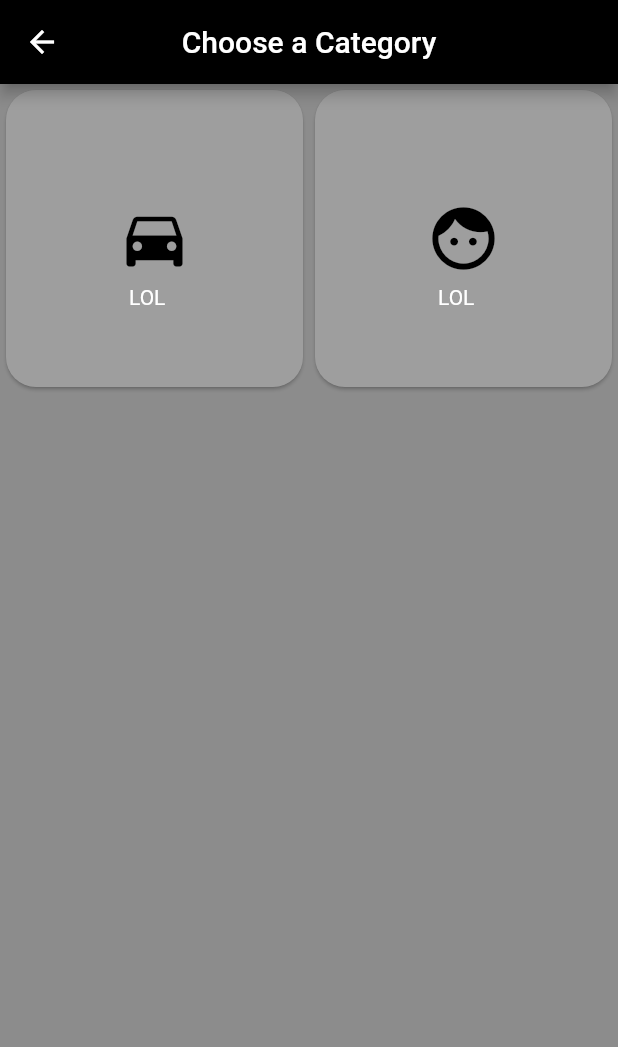
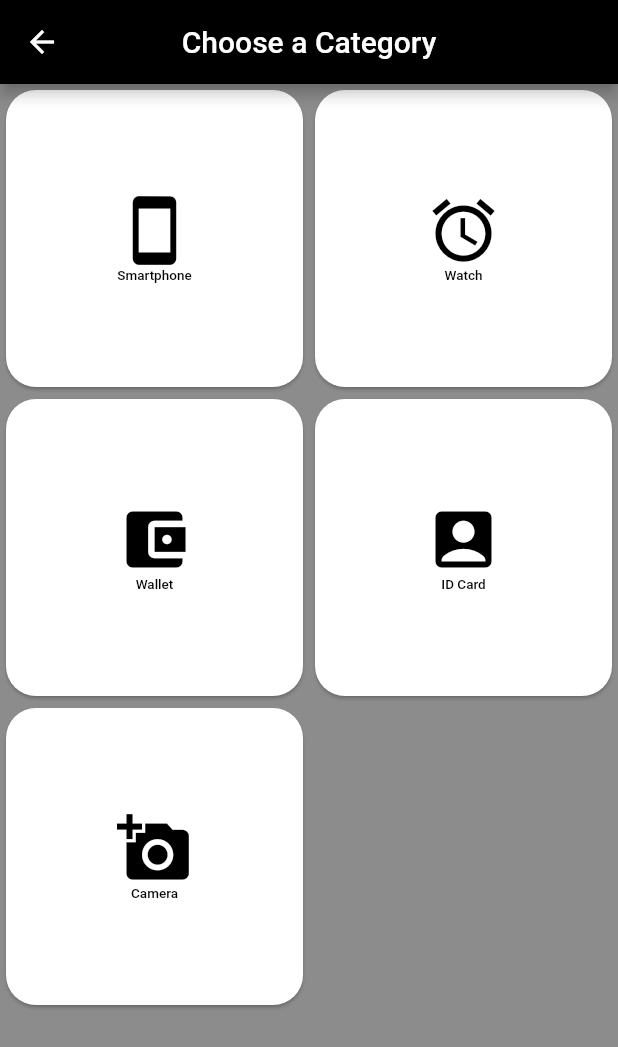
Before and after one commit to Tusharcoder18/lost_found_app, a Flutter app: the screen it shows once a user with an empty profile is signed in, after a tap on "FOUND", on a phone screen of 412 x 824 dp. Shown: the top 1047 px of the screen. Run offline on Flutter 3.47's test engine with Material 2 defaults, Android fonts, the phone set to English and light mode, and no system bars; our stand-ins replace cloud_firestore, firebase_auth, firebase_core, firebase_storage, font_awesome_flutter, google_sign_in; missing offline and left inert: flutter_facebook_login; accounts and stored records are empty; Roboto replaces fonts that are missing (OpenSans).

Commit message:
Improved efficiency of the categories screen

```diff
--- a/lib/screens/categories.dart
+++ b/lib/screens/categories.dart
@@ -1,6 +1,30 @@
 import 'package:flutter/material.dart';
+import 'package:lost_found_app/screens/sign_out.dart';
+import 'package:lost_found_app/services/upload_service.dart';
+import 'package:provider/provider.dart';
+
+/*
+This screen shows the available categories to the user and also allows the user
+to select a specific category. The selected category will then be uploaded in
+the Firebase for future usecase.
+*/
 
 class Categories extends StatelessWidget {
+  final List<IconData> _categoryIcons = [
+    Icons.smartphone,
+    Icons.access_alarm,
+    Icons.account_balance_wallet,
+    Icons.account_box,
+    Icons.add_a_photo,
+  ];
+  final List<String> _category = [
+    "Smartphone",
+    "Watch",
+    "Wallet",
+    "ID Card",
+    "Camera"
+  ];
+
   @override
   Widget build(BuildContext context) {
     return Scaffold(
@@ -10,46 +34,42 @@ class Categories extends StatelessWidget {
         ),
         body: GridView.count(
           crossAxisCount: 2,
-          children: [
-            CustomCards(Icons.directions_car, 'LOL', () => {}),
-            CustomCards(Icons.face, 'LOL', () => {})
-          ],
+          children: List.generate(
+            _category.length,
+            (index) {
+              return InkWell(
+                child: Card(
+                  shape: RoundedRectangleBorder(
+                      borderRadius: BorderRadius.circular(20)),
+                  color: Colors.white,
+                  child: Column(
+                    mainAxisAlignment: MainAxisAlignment.center,
+                    crossAxisAlignment: CrossAxisAlignment.center,
+                    children: [
+                      Icon(
+                        _categoryIcons[index],
+                        size: 50,
+                        color: Colors.black,
+                      ),
+                      Container(
+                        child: Text(
+                          _category[index],
+                          style: Theme.of(context).textTheme.bodyText1,
+                        ),
+                      ),
+                    ],
+                  ),
+                ),
+                onTap: () {
+                  // Store the selected category in the Service class
+                  context.read<UploadService>().setCategory(_category[index]);
+                  print(_category[index]);
+                  Navigator.push(context,
+                      MaterialPageRoute(builder: (context) => SignOut()));
+                },
+              );
+            },
+          ),
         ));
   }
 }
-
-// ignore: must_be_immutable
-class CustomCards extends StatelessWidget {
-  IconData icon;
-  String text;
-  Function onTap;
-  CustomCards(this.icon, this.text, this.onTap);
-
-  @override
-  Widget build(BuildContext context) {
-    // ignore: todo
-    // TODO: implement build
-    return InkWell(
-      child: Card(
-        shape: RoundedRectangleBorder(borderRadius: BorderRadius.circular(20)),
-        color: Colors.grey[500],
-        child: Stack(
-          children: [
-            Center(
-              child: Icon(
-                icon,
-                size: 50,
-                color: Colors.black,
-              ),
-            ),
-            Container(
-              margin: EdgeInsets.only(top: 130, left: 82),
-              child: Text(text),
-            )
-          ],
-        ),
-      ),
-      onTap: onTap,
-    );
-  }
-}
--- a/lib/screens/landing_screen.dart
+++ b/lib/screens/landing_screen.dart
@@ -70,7 +70,7 @@ class LandingScreen extends StatelessWidget {
                   Navigator.push(context,
                       MaterialPageRoute(builder: (context) => Categories()));
                 },
-                color: Colors.grey[500],
+                color: Colors.white,
                 child: Center(
                   child: Text(
                     "FOUND",
--- a/lib/screens/sign_out.dart
+++ b/lib/screens/sign_out.dart
@@ -2,6 +2,10 @@ import 'package:flutter/material.dart';
 import 'package:lost_found_app/services/authentication_service.dart';
 import 'package:provider/provider.dart';
 
+/*
+Sign out the user signed in using all the available methods.
+And redirect to the default sign in screen.
+*/
 class SignOut extends StatelessWidget {
   @override
   Widget build(BuildContext context) {
@@ -11,7 +15,8 @@ class SignOut extends StatelessWidget {
           child: MaterialButton(
             onPressed: () {
               context.read<AuthenticationService>().signOutFromAll();
-              Navigator.pop(context);
+              Navigator.popUntil(
+                  context, ModalRoute.withName(Navigator.defaultRouteName));
             },
             color: Colors.white,
             textColor: Colors.black,
--- a/lib/services/upload_service.dart
+++ b/lib/services/upload_service.dart
@@ -73,7 +73,7 @@ class UploadService {
         'email': _email ?? '',
         'phone': _phone ?? '',
         'description': _description ?? '',
-        'tags': _category ?? ['Others'],
+        'category': _category ?? ['Others'],
         'images': _imageUrls ?? [''],
       }).then((value) => print("Data pushed to firebase"));
     } catch (e) {
--- a/lib/theme/dark_theme.dart
+++ b/lib/theme/dark_theme.dart
@@ -32,7 +32,7 @@ get darkTheme => ThemeData(
           fontSize: 30,
         ),
         bodyText1: TextStyle(
-          color: Colors.white,
+          color: Colors.black,
           fontFamily: 'OpenSans',
           fontSize: 9,
         ),
```
Also changed, not shown: pubspec.lock.
